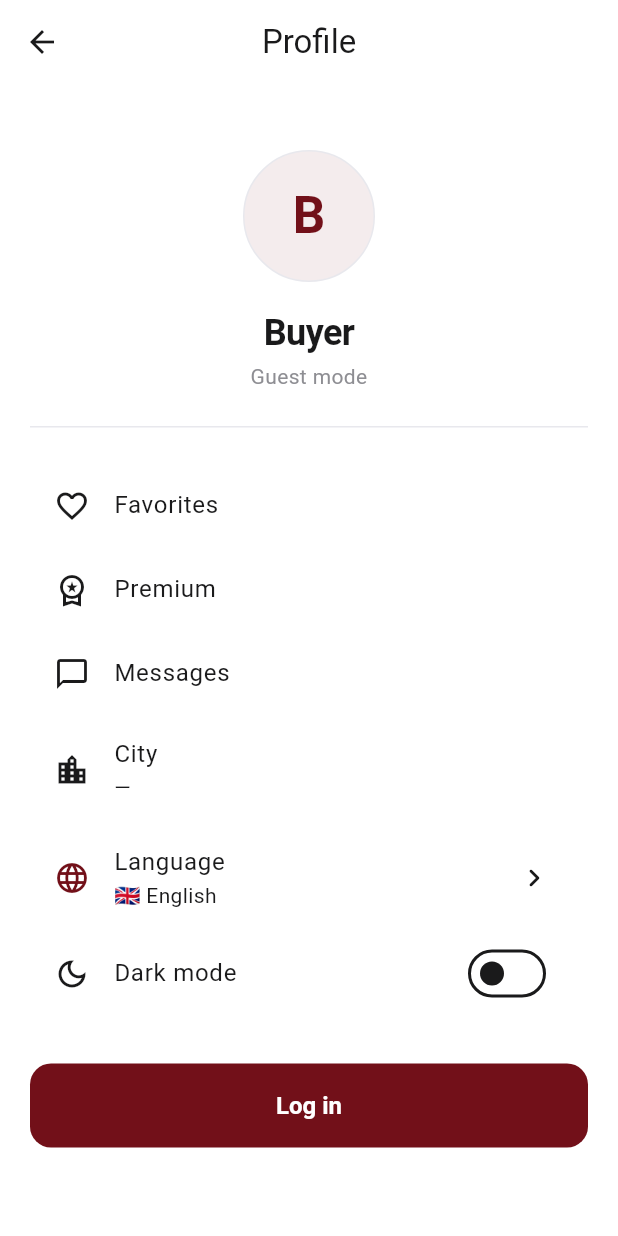
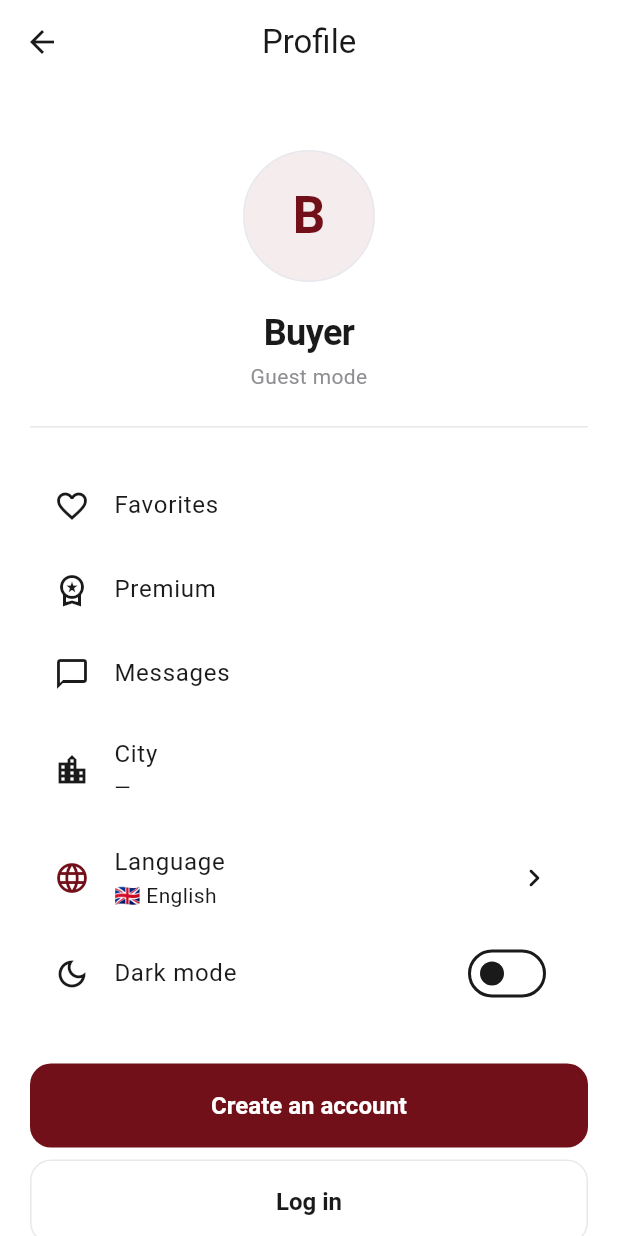
Before and after one commit to slayqueearikma-beep/margem, a Flutter app: the BuyerHomeShell screen opened by its route, after a tap on the "person outline" icon, on a phone screen of 412 x 824 dp. Run offline on Flutter 3.47's test engine with Material 3 defaults, Android fonts, the phone set to English and light mode, and no system bars; our stand-ins replace cached_network_image, flutter_rating_bar, flutter_riverpod, flutter_secure_storage, geolocator, go_router and 4 more; accounts and stored records are empty; network calls fail.

Commit message:
Fix account-type back navigation and guest return path
Wire the top arrow and Back action to a resilient handler that pops
when possible or falls back to onboarding/login. From guest mode, expose
Create an account to reopen buyer/seller selection, and push account-type
from login so the stack can go back.

Co-authored-by: slayqueearikma-beep <slayqueearikma-beep@users.noreply.github.com>

```diff
--- a/souq-local/mobile/lib/features/auth/login_screen.dart
+++ b/souq-local/mobile/lib/features/auth/login_screen.dart
@@ -259,7 +259,7 @@ class _LoginScreenState extends ConsumerState<LoginScreen> {
                 width: double.infinity,
                 height: 48,
                 child: OutlinedButton(
-                  onPressed: () => context.go('/onboarding/account-type'),
+                  onPressed: () => context.push('/onboarding/account-type'),
                   style: OutlinedButton.styleFrom(
                     foregroundColor: AppColors.primary,
                     side: const BorderSide(color: AppColors.primary, width: 1.4),
--- a/souq-local/mobile/lib/features/buyer/buyer_home_screen.dart
+++ b/souq-local/mobile/lib/features/buyer/buyer_home_screen.dart
@@ -193,8 +193,9 @@ class BuyerHomeScreen extends ConsumerWidget {
                     _GuestModeBanner(
                       title: l10n.guestMode,
                       subtitle: l10n.guestModeSubtitle,
-                      loginLabel: l10n.logIn,
-                      onLogin: () => context.push('/login'),
+                      loginLabel: l10n.createAccount,
+                      onLogin: () =>
+                          context.push('/onboarding/account-type'),
                     ),
                   ],
                 ],
@@ -1074,12 +1075,17 @@ class BuyerProfileScreen extends ConsumerWidget {
                 onTap: () => _confirmDeleteAccount(context, ref),
               ),
             const SizedBox(height: AppSpacing.xl),
-            if (isGuest)
+            if (isGuest) ...[
               FilledButton(
-                onPressed: () => context.go('/login'),
+                onPressed: () => context.push('/onboarding/account-type'),
+                child: Text(l10n.createAccount),
+              ),
+              const SizedBox(height: AppSpacing.sm),
+              OutlinedButton(
+                onPressed: () => context.push('/login'),
                 child: Text(l10n.logIn),
-              )
-            else
+              ),
+            ] else
               OutlinedButton(
                 onPressed: () async {
                   final prefs =
```
Also changed, not shown: souq-local/mobile/lib/features/onboarding/account_type_onboarding_screen.dart (+16 -1 lines).
